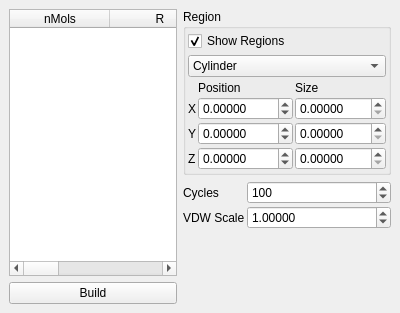
This is branches/regui/src/gui/disorder.ui in trisyoungs/aten as Qt 5 draws it before an edit. The edited form follows.
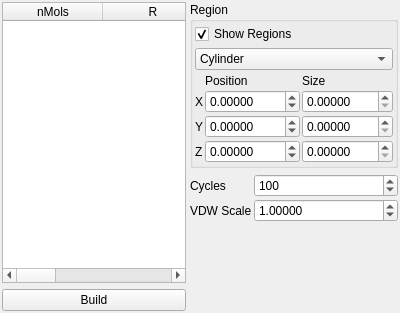
This is the edited form.

The edit to the form file:
```diff
--- a/branches/regui/src/gui/disorder.ui
+++ b/branches/regui/src/gui/disorder.ui
@@ -14,10 +14,10 @@
   </property>
   <layout class="QHBoxLayout" >
    <property name="margin" >
-    <number>9</number>
+    <number>2</number>
    </property>
    <property name="spacing" >
-    <number>6</number>
+    <number>4</number>
    </property>
    <item>
     <layout class="QVBoxLayout" >
```
